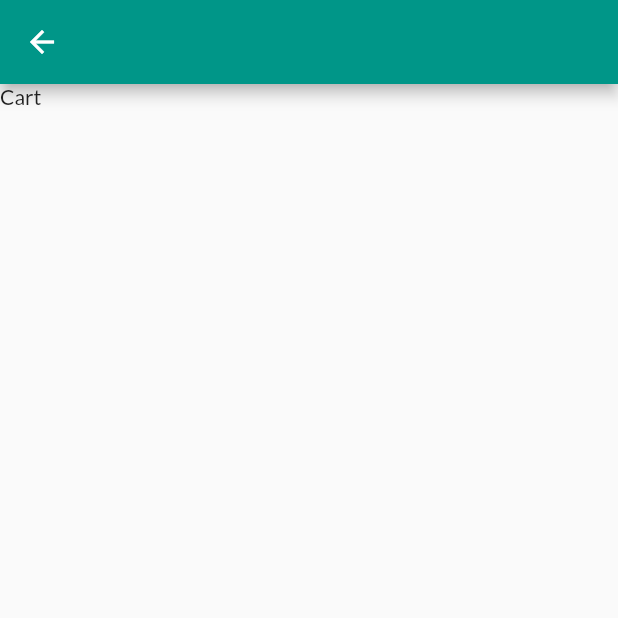
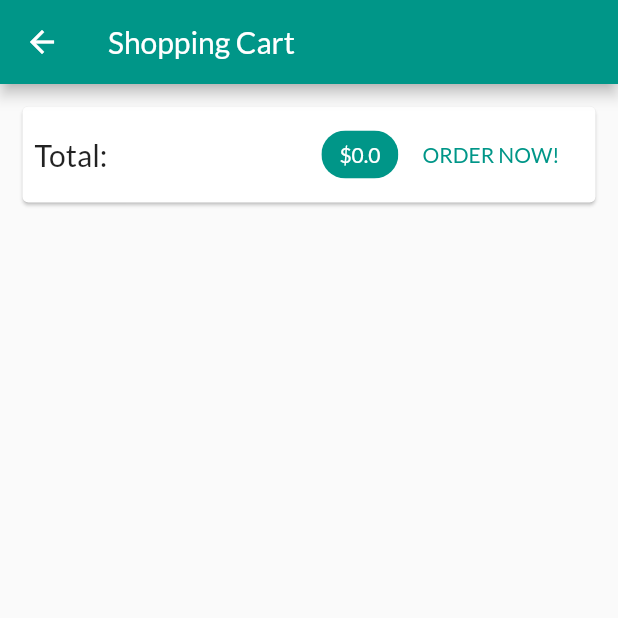
Before and after one commit to ahsanz024/flutter_shopping_app, a Flutter app: the CartScreen screen opened by its route, on a phone screen of 412 x 824 dp, the top half of it. Run offline on Flutter 3.47's test engine with Material 2 defaults, Android fonts, the phone set to English and light mode, and no system bars; network calls fail.

Commit message:
cart screen basic

```diff
--- a/lib/providers/cart.dart
+++ b/lib/providers/cart.dart
@@ -23,6 +23,14 @@ class Cart with ChangeNotifier {
 
   int get itemCount {
     return _items.length;
+  }
+
+  double get totalPrice {
+    double total = 0;
+    _items.forEach((key, value) {
+      total += (value.price * value.quantity);
+    });
+    return total;
   }
 
   void addItem(
--- a/lib/screens/cart_screen.dart
+++ b/lib/screens/cart_screen.dart
@@ -1,13 +1,53 @@
 import 'package:flutter/material.dart';
+import 'package:flutter_shopping_app/providers/cart.dart';
+import 'package:provider/provider.dart';
 
 class CartScreen extends StatelessWidget {
   static const routeName = "/cart";
 
   @override
   Widget build(BuildContext context) {
+    final cart = Provider.of<Cart>(context);
+
     return Scaffold(
-      appBar: AppBar(),
-      body: Text("Cart"),
-    );
+        appBar: AppBar(
+          title: Text("Shopping Cart"),
+        ),
+        body: Column(
+          children: [
+            Card(
+              margin: EdgeInsets.all(15),
+              child: Padding(
+                padding: const EdgeInsets.all(8.0),
+                child: Row(
+                  mainAxisAlignment: MainAxisAlignment.spaceAround,
+                  children: [
+                    Text(
+                      "Total: ",
+                      style: TextStyle(fontSize: 20),
+                    ),
+                    Spacer(),
+                    Chip(
+                      label: Text(
+                        "\$${cart.totalPrice}",
+                        style: TextStyle(
+                            color: Theme.of(context)
+                                .primaryTextTheme
+                                .headline6
+                                .color),
+                      ),
+                      backgroundColor: Theme.of(context).primaryColor,
+                    ),
+                    FlatButton(
+                      onPressed: () {},
+                      child: Text("ORDER NOW!"),
+                      textColor: Theme.of(context).primaryColor,
+                    )
+                  ],
+                ),
+              ),
+            ),
+          ],
+        ));
   }
 }
```
